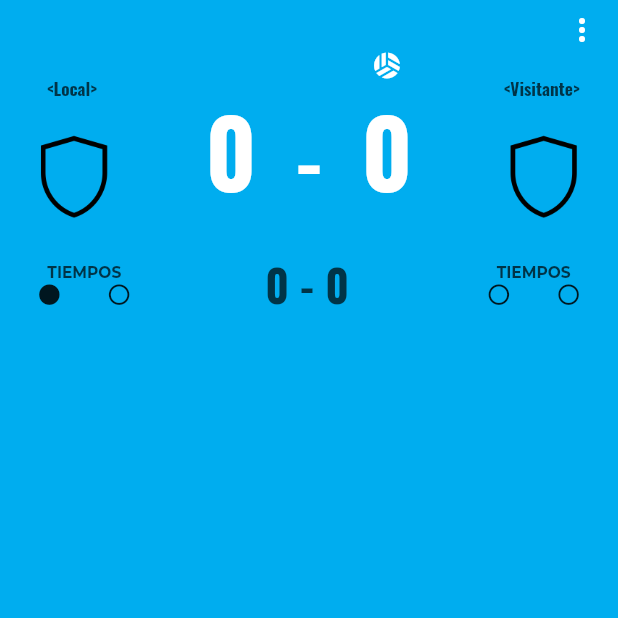
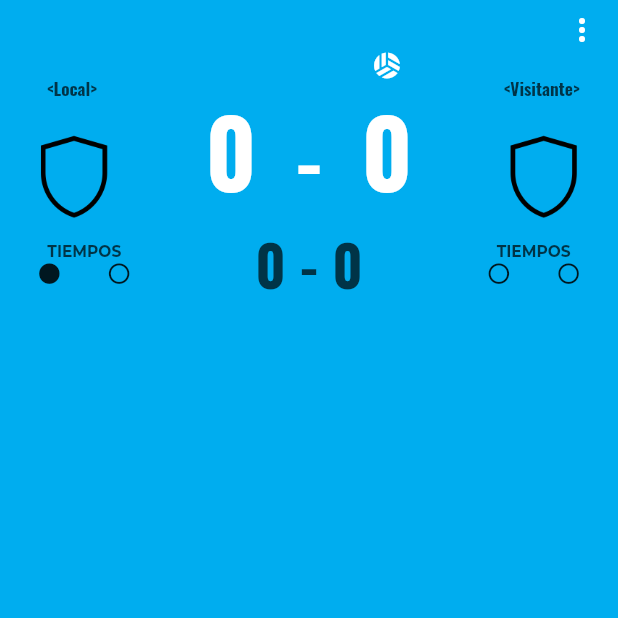
Before and after one commit to kreanovi-repo/markilo, a Flutter app: the screen it shows after launch, after a tap on the "sports volleyball" icon, after a tap on the "circle" icon, on a phone screen of 412 x 824 dp, the top half of it. Run offline on Flutter 3.47's test engine with Material 2 defaults, Android fonts, the phone set to English and light mode, and no system bars; our stand-ins replace file_picker, google_fonts.

Commit message:
Se realizaron ajustes en la visualizacion de los sets

```diff
--- a/markilo/lib/providers/home_provider.dart
+++ b/markilo/lib/providers/home_provider.dart
@@ -4,6 +4,8 @@ class HomeProvider extends ChangeNotifier {
   bool localServe = true;
   int scoreLeft = 0;
   int scoreRight = 0;
+  int setLeft = 0;
+  int setRight = 0;
 
   bool localTime1Used = false;
   bool localTime2Used = false;
@@ -19,34 +21,32 @@ class HomeProvider extends ChangeNotifier {
     notifyListeners();
   }
 
-  setLocalTime1AsUsed() {
-    localTime1Used = true;
+  toggleLocalTime1() {
+    localTime1Used = !localTime1Used;
     notifyListeners();
   }
 
-  setLocalTime2AsUsed() {
-    localTime2Used = true;
+  toggleLocalTime2() {
+    localTime2Used = !localTime2Used;
     notifyListeners();
   }
 
-  setVisitTime1AsUsed() {
-    visitTime1Used = true;
+  toggleVisitTime1() {
+    visitTime1Used = !visitTime1Used;
     notifyListeners();
   }
 
-  setVisitTime2AsUsed() {
-    visitTime2Used = true;
+  toggleVisitTime2() {
+    visitTime2Used = !visitTime2Used;
     notifyListeners();
-  }
-
-  updateListener() {
-    //notifyListeners();
   }
 
   resetValues() {
     localServe = true;
     scoreLeft = 0;
     scoreRight = 0;
+    setLeft = 0;
+    setRight = 0;
     localTime1Used = false;
     localTime2Used = false;
     visitTime1Used = false;
--- a/markilo/lib/views/home/home_view.dart
+++ b/markilo/lib/views/home/home_view.dart
@@ -26,7 +26,6 @@ class HomeView extends StatefulWidget {
 class _HomeViewState extends State<HomeView> {
   TextEditingController? _nameLeftcontroller;
   TextEditingController? _nameRightcontroller;
-  TextEditingController? _setController;
   late HomeProvider homeProvider;
   late Size size;
   bool appLoaded = false;
@@ -45,7 +44,6 @@ class _HomeViewState extends State<HomeView> {
     homeProvider.localServe = true;
     _nameLeftcontroller = TextEditingController(text: '<Local>');
     _nameRightcontroller = TextEditingController(text: '<Visitante>');
-    _setController = TextEditingController(text: '0 - 0');
   }
 
   @override
@@ -95,7 +93,6 @@ class _HomeViewState extends State<HomeView> {
                         file.bytes!,
                         width: size.width * 0.15,
                       );
-                      homeProvider.updateListener();
                     });
                   } else {
                     // User canceled the picker
@@ -111,7 +108,6 @@ class _HomeViewState extends State<HomeView> {
                         file.bytes!,
                         width: size.width * 0.15,
                       );
-                      homeProvider.updateListener();
                     });
                   } else {
                     // User canceled the picker
@@ -237,8 +233,9 @@ class _HomeViewState extends State<HomeView> {
                     GestureDetector(
                       onLongPress: () {
                         setState(() {
+                          if (homeProvider.scoreLeft > 0) {
                             --homeProvider.scoreLeft;
-                          homeProvider.updateListener();
+                          }
                         });
                       },
                       onTap: () {
@@ -247,7 +244,6 @@ class _HomeViewState extends State<HomeView> {
                           if (!homeProvider.localServe) {
                             homeProvider.toggleServe();
                           }
-                          homeProvider.updateListener();
                         });
                       },
                       child: homeProvider.localEmblem,
@@ -296,8 +292,9 @@ class _HomeViewState extends State<HomeView> {
                     GestureDetector(
                       onLongPress: () {
                         setState(() {
+                          if (homeProvider.scoreRight > 0) {
                             --homeProvider.scoreRight;
-                          homeProvider.updateListener();
+                          }
                         });
                       },
                       onTap: () {
@@ -306,7 +303,6 @@ class _HomeViewState extends State<HomeView> {
                           if (homeProvider.localServe) {
                             homeProvider.toggleServe();
                           }
-                          homeProvider.updateListener();
                         });
                       },
                       child: homeProvider.visitEmblem,
@@ -336,14 +332,21 @@ class _HomeViewState extends State<HomeView> {
                     Row(
                       children: [
                         homeProvider.localTime1Used
-                            ? Icon(
+                            ? GestureDetector(
+                                onTap: () {
+                                  setState(() {
+                                    homeProvider.toggleLocalTime1();
+                                  });
+                                },
+                                child: Icon(
                                   Icons.circle_sharp,
                                   size: size.width * 0.040,
+                                ),
                               )
                             : GestureDetector(
                                 onTap: () {
                                   setState(() {
-                                    homeProvider.setLocalTime1AsUsed();
+                                    homeProvider.toggleLocalTime1();
                                   });
                                 },
                                 child: Icon(
@@ -355,14 +358,21 @@ class _HomeViewState extends State<HomeView> {
                           width: 30,
                         ),
                         homeProvider.localTime2Used
-                            ? Icon(
+                            ? GestureDetector(
+                                onTap: () {
+                                  setState(() {
+                                    homeProvider.toggleLocalTime2();
+                                  });
+                                },
+                                child: Icon(
                                   Icons.circle_sharp,
                                   size: size.width * 0.040,
+                                ),
                               )
                             : GestureDetector(
                                 onTap: () {
                                   setState(() {
-                                    homeProvider.setLocalTime2AsUsed();
+                                    homeProvider.toggleLocalTime2();
                                   });
                                 },
                                 child: Icon(
@@ -381,16 +391,60 @@ class _HomeViewState extends State<HomeView> {
                   children: [
                     Container(
                       width: size.width * 0.2,
-                      child: TextField(
-                          //onChanged: (value) => score = int.parse(value),
-                          textAlign: TextAlign.center,
-                          textAlignVertical: TextAlignVertical.center,
-                          controller: _setController,
+                      child: Row(
+                        mainAxisAlignment: MainAxisAlignment.center,
+                        children: [
+                          GestureDetector(
+                            onTap: () {
+                              setState(() {
+                                ++homeProvider.setLeft;
+                              });
+                            },
+                            onLongPress: () {
+                              setState(() {
+                                if (homeProvider.setLeft > 0) {
+                                  --homeProvider.setLeft;
+                                }
+                              });
+                            },
+                            child: Text(
+                              homeProvider.setLeft.toString(),
                               style: GoogleFonts.oswald(
-                              fontSize: size.width * 0.07,
+                                  fontSize: size.width * 0.09,
                                   color: Colors.black.withOpacity(0.7),
                                   fontWeight: FontWeight.bold),
-                          decoration: CustomInputs.invisibleInput()),
+                            ),
+                          ),
+                          Text(
+                            " - ",
+                            style: GoogleFonts.oswald(
+                                fontSize: size.width * 0.09,
+                                color: Colors.black.withOpacity(0.7),
+                                fontWeight: FontWeight.bold),
+                          ),
+                          GestureDetector(
+                            onTap: () {
+                              setState(() {
+                                ++homeProvider.setRight;
+                              });
+                            },
+                            onLongPress: () {
+                              setState(() {
+                                if (homeProvider.setRight > 0) {
+                                  --homeProvider.setRight;
+                                }
+                              });
+                            },
+                            child: Text(
+                              homeProvider.setRight.toString(),
+                              style: GoogleFonts.oswald(
+                                  fontSize: size.width * 0.09,
+                                  color: Colors.black.withOpacity(0.7),
+                                  fontWeight: FontWeight.bold),
+                            ),
+                          )
+                        ],
+                      ),
                     ),
                   ],
                 ),
@@ -408,14 +462,21 @@ class _HomeViewState extends State<HomeView> {
                     Row(
                       children: [
                         homeProvider.visitTime1Used
-                            ? Icon(
+                            ? GestureDetector(
+                                onTap: () {
+                                  setState(() {
+                                    homeProvider.toggleVisitTime1();
+                                  });
+                                },
+                                child: Icon(
                                   Icons.circle_sharp,
                                   size: size.width * 0.040,
+                                ),
                               )
                             : GestureDetector(
                                 onTap: () {
                                   setState(() {
-                                    homeProvider.setVisitTime1AsUsed();
+                                    homeProvider.toggleVisitTime1();
                                   });
                                 },
                                 child: Icon(
@@ -427,14 +488,21 @@ class _HomeViewState extends State<HomeView> {
                           width: 30,
                         ),
                         homeProvider.visitTime2Used
-                            ? Icon(
+                            ? GestureDetector(
+                                onTap: () {
+                                  setState(() {
+                                    homeProvider.toggleVisitTime2();
+                                  });
+                                },
+                                child: Icon(
                                   Icons.circle_sharp,
                                   size: size.width * 0.040,
+                                ),
                               )
                             : GestureDetector(
                                 onTap: () {
                                   setState(() {
-                                    homeProvider.setVisitTime2AsUsed();
+                                    homeProvider.toggleVisitTime2();
                                   });
                                 },
                                 child: Icon(
@@ -542,7 +610,6 @@ class _ScoreLeftState extends State<_ScoreLeft> {
                   onTap: () {
                     setState(() {
                       widget.homeProvider.toggleServe();
-                      widget.homeProvider.updateListener();
                       widget.refresh();
                     });
                   },
@@ -601,7 +668,6 @@ class _ScoreRightState extends State<_ScoreRight> {
                   onTap: () {
                     setState(() {
                       widget.homeProvider.toggleServe();
-                      widget.homeProvider.updateListener();
                       widget.refresh();
                     });
                   },
```
Lines whose indentation alone changed are shown as unchanged.
